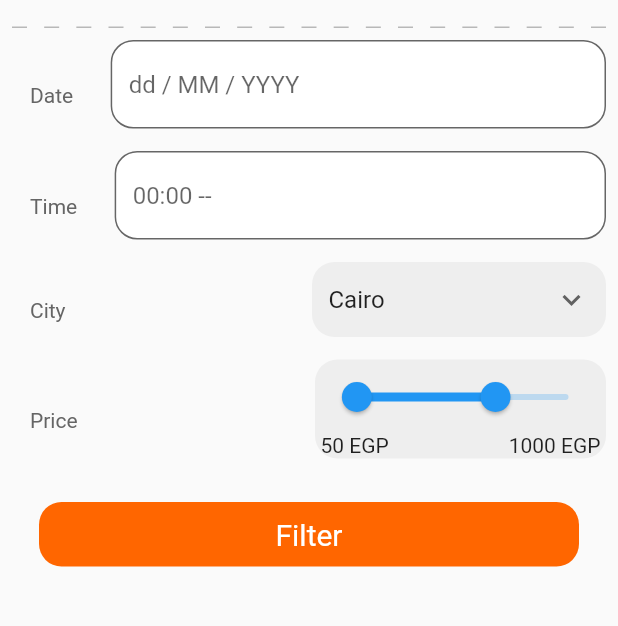
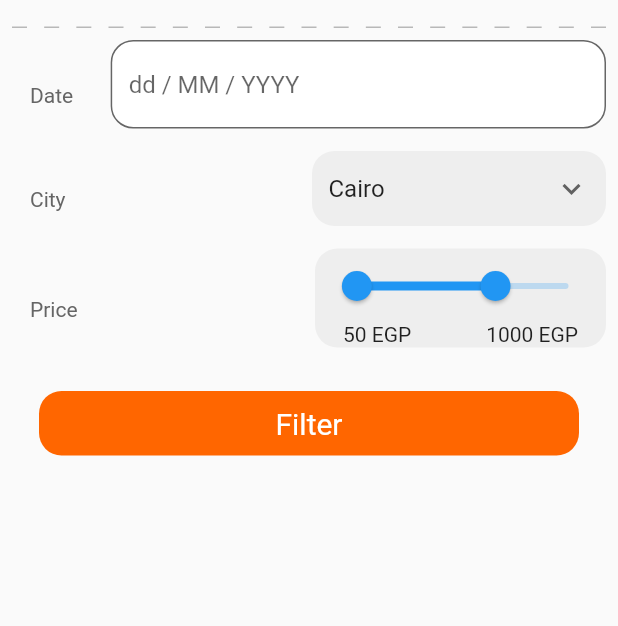
Before and after one commit to ahmednussairibsvalley/com.ibsvalley.ticketawy, a Flutter app: the FiterDialog widget shown alone on an empty page, opened directly, on a phone screen of 412 x 824 dp, the part 65-691 px from its top. Run offline on Flutter 3.47's test engine with Material 2 defaults, Android fonts, the phone set to English and light mode, and no system bars; our stand-ins replace carousel_slider, connectivity, flutter_masked_text, google_maps_flutter, shared_preferences, webview_flutter; missing offline and left inert: stack; accounts and stored records are empty; network calls fail.

Commit message:
Fixed bug

```diff
--- a/lib/view/home_pages/category.dart
+++ b/lib/view/home_pages/category.dart
@@ -159,7 +159,7 @@ class CategoryPage extends StatelessWidget {
             contentPadding: EdgeInsets.all(0),
             content: Container(
               width: 300.0,
-              height: 450.0,
+              height: 400.0,
               decoration: BoxDecoration(
                 shape: BoxShape.rectangle,
                 color: Colors.white,
@@ -515,36 +515,7 @@ class _FiterDialogState extends State<FiterDialog> {
         ),
 
         // Time Filter
-        Row(
-          mainAxisAlignment: MainAxisAlignment.spaceBetween,
-          children: <Widget>[
-            Padding(
-              padding: const EdgeInsets.only(left: 20.0),
-              child: Text('Time',style: TextStyle(color: Color(0xff656565)),),
-            ),
-            Flexible(
-              child: Padding(
-                padding: const EdgeInsets.only(right: 8.0, bottom: 15.0, left: 25.0),
-                child: TextFormField(
-                  controller: _timeController,
-                  decoration: InputDecoration(
-                    hintText: '00:00 --',
-                    filled: true,
-                    fillColor: Colors.white,
-                    border: OutlineInputBorder(
-                        borderRadius: BorderRadius.circular(15),
-                        borderSide: BorderSide(
-                          style: BorderStyle.none,
-                        )),
-                    labelStyle: TextStyle(
-                      fontSize: 15,
-                    ),
-                  ),
-                ),
-              ),
-            ),
-          ],
-        ),
+
 
         // City Filter
         Row(
@@ -623,11 +594,11 @@ class _FiterDialogState extends State<FiterDialog> {
                         mainAxisAlignment: MainAxisAlignment.spaceBetween,
                         children: <Widget>[
                           Padding(
-                            padding: const EdgeInsets.only(right: 40.0),
+                            padding: const EdgeInsets.only(right: 25.0),
                             child: Text('${_values.start.toStringAsFixed(0)} EGP', textAlign: TextAlign.left,),
                           ),
                           Padding(
-                            padding: const EdgeInsets.only(left: 40.0),
+                            padding: const EdgeInsets.only(left: 25.0),
                             child: Text('${_values.end.toStringAsFixed(0)} EGP', textAlign: TextAlign.right,),
                           ),
                         ],
```
